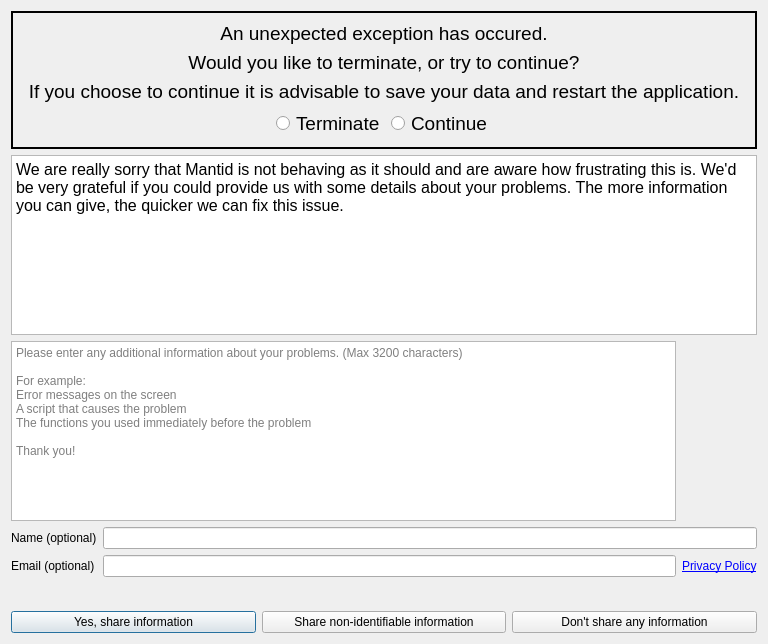
Old version of the form scripts/ErrorReporter/errorreport.ui in the repository mantidproject/mantid.
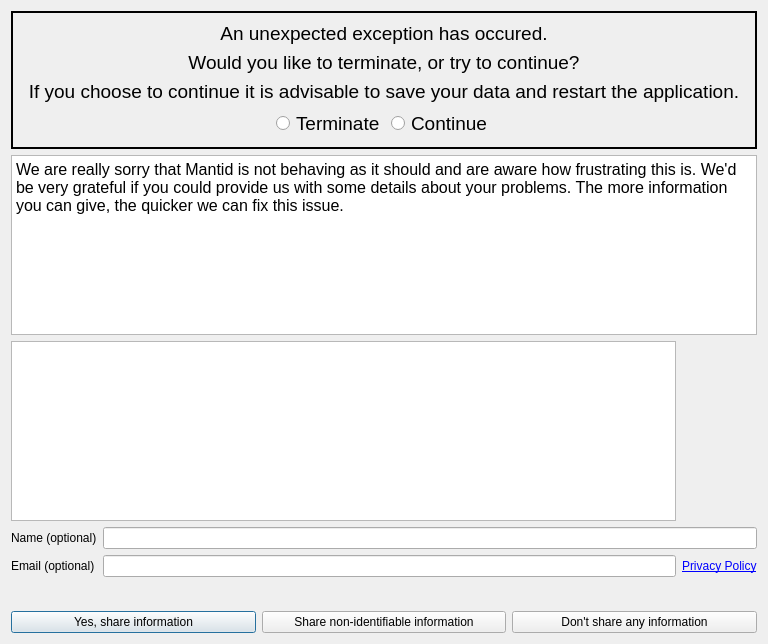
New version of the form. Icons and pictures are not drawn.

Commit message: RE #26459 Created placeholder text

What changed in the file:
```diff
--- a/scripts/ErrorReporter/errorreport.ui
+++ b/scripts/ErrorReporter/errorreport.ui
@@ -305,16 +305,6 @@
      <property name="frameShadow">
       <enum>QFrame::Plain</enum>
      </property>
-     <property name="placeholderText">
-      <string>Please enter any additional information about your problems. (Max 3200 characters)
-
-For example:
-Error messages on the screen 
-A script that causes the problem
-The functions you used immediately before the problem
-
-Thank you!  </string>
-     </property>
     </widget>
    </item>
   </layout>
```
Left out of the diff: 9 changed lines with no effect on the pictures. The commit also changes 1 other file.
